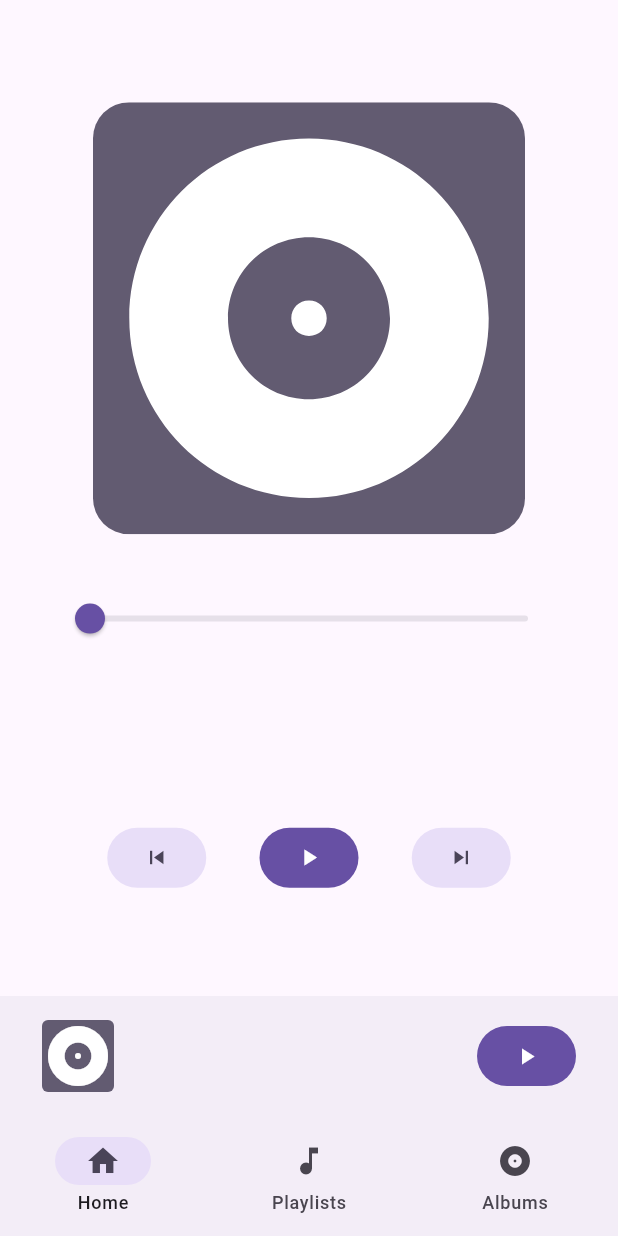
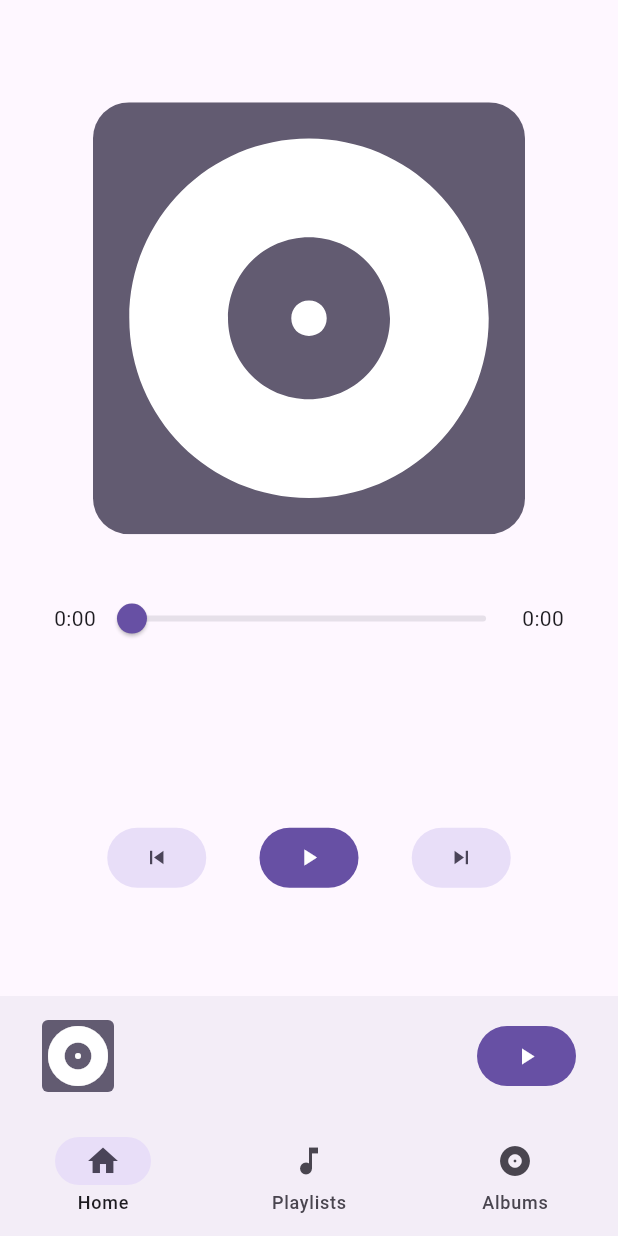
Before and after one commit to ulysg/k19-player, a Flutter app: the screen it shows after launch, on a phone screen of 412 x 824 dp. Run offline on Flutter 3.47's test engine with Material 3 defaults, Android fonts, the phone set to English and light mode, and no system bars; drawn by our look-alikes of dynamic_color; our stand-ins replace just_audio, just_audio_background.

Commit message:
Added cool number

```diff
--- a/lib/data/constants.dart
+++ b/lib/data/constants.dart
@@ -1,6 +1,6 @@
-const String urlServer = "https://demo.navidrome.org";
-const String userSubsonic = "demo";
-const String passwordSubsonic = "demo";
+const String urlServer = "https://music.ulys.ch";
+const String userSubsonic = "test";
+const String passwordSubsonic = "password123";
 const String saltSubsonic = "salt";
 const String versionSubsonic = "1.15.1";
 const String appnameSubsonic = "k19-player";
--- a/lib/main.dart
+++ b/lib/main.dart
@@ -50,18 +50,32 @@ class MainView extends StatelessWidget {
 
   @override
   Widget build(BuildContext context) {
-    return Scaffold(
-      body: const Player(),
+    return GestureDetector(
+      behavior: HitTestBehavior.opaque,
 
-      bottomNavigationBar: InkWell(
-        onTap: () {
+      onPanUpdate: (details) {
+        if (details.delta.dx > 0) {
           Scaffold.of(context).showBottomSheet((builder) {
             return const Player();
           });
-        },
+        }
+      },
 
-        child: const SmallPlayer(),
-      ),
+      child: Scaffold(
+        body: const Player(),
+
+        bottomNavigationBar: GestureDetector(
+          behavior: HitTestBehavior.opaque,
+
+          onTap: () {
+            Scaffold.of(context).showBottomSheet((builder) {
+              return const Player();
+            });
+          },
+
+          child: const SmallPlayer(),
+        ),
+      )
     );
   }
 }
--- a/lib/models/player_model.dart
+++ b/lib/models/player_model.dart
@@ -1,5 +1,3 @@
-import "dart:ffi";
-
 import "package:flutter/material.dart";
 import "package:just_audio/just_audio.dart";
 import "package:just_audio_background/just_audio_background.dart";
@@ -12,26 +10,27 @@ class PlayerModel extends ChangeNotifier {
   int position = 0;
   int duration = 0;
   MediaItem? mediaItem;
+  int playingIndex = -1;
+  int maxIndex = 0;
+
   static PlayerModel? _instance;
 
   static PlayerModel get instance => _instance ??= PlayerModel._();
 
   PlayerModel._() {
     player.playerStateStream.listen((state) {
-      if (playing != state.playing) {
-        playing = state.playing;
-        notifyListeners();
-      }
+      playing = state.playing && state.processingState == ProcessingState.ready;
+      notifyListeners();
     });
 
     player.positionStream.listen((event) {
-      duration = player.duration?.inSeconds ?? 100;
+      duration = player.duration?.inSeconds ?? 0;
       position = event.inSeconds;
       notifyListeners();
     });
 
     player.durationStream.listen((event) {
-      duration = event?.inSeconds ?? 100;
+      duration = event?.inSeconds ?? 0;
       notifyListeners();
     });
 
--- a/lib/widgets/player.dart
+++ b/lib/widgets/player.dart
@@ -1,6 +1,4 @@
 import "package:flutter/material.dart";
-import "package:just_audio/just_audio.dart";
-import "package:just_audio_background/just_audio_background.dart";
 import "package:k19_player/data/music.dart";
 import "package:k19_player/domain/entities/song.dart";
 import "package:k19_player/models/player_model.dart";
@@ -25,17 +23,7 @@ class Player extends StatelessWidget {
             height: 288,
           ),
 
-          Consumer<PlayerModel>(
-            builder: (context, playerModel, child) {
-              return Slider(
-                value: playerModel.position.toDouble(),
-                max: playerModel.duration.toDouble(),
-                onChanged: (i) {
-                  playerModel.seek(i.toInt());
-                },
-              );
-            }
-          ),
+          const MusicSlider(),
 
           Column(
             mainAxisAlignment: MainAxisAlignment.spaceEvenly,
@@ -103,3 +91,46 @@ class Player extends StatelessWidget {
     );
   }
 }
+
+class MusicSlider extends StatelessWidget {
+  const MusicSlider({
+    super.key,
+  });
+
+  @override
+  Widget build(BuildContext context) {
+    return Consumer<PlayerModel>(
+      builder: (context, playerModel, child) {
+        return Row(
+          children: [
+            Text(
+              secondsToString(playerModel.position)
+            ),
+
+            Expanded(
+              child: Slider(
+                value: playerModel.position.toDouble(),
+                max: playerModel.duration.toDouble(),
+                onChanged: (i) {
+                  playerModel.seek(i.toInt());
+                },
+              )
+            ),
+
+            Text(
+              secondsToString(playerModel.duration)
+            ),
+          ],
+        );
+      }
+    );
+  }
+
+  secondsToString(int seconds) {
+    Duration duration = Duration(seconds: seconds);
+    String m = duration.inMinutes.remainder(60).toString();
+    String s = duration.inSeconds.remainder(60).toString().padLeft(2, "0");
+
+    return "$m:$s";
+  }
+}
--- a/lib/widgets/small_player.dart
+++ b/lib/widgets/small_player.dart
@@ -22,9 +22,11 @@ class SmallPlayer extends StatelessWidget {
                 height: 48,
               ),
 
-              Column (
+              const SizedBox(width: 12),
+
+              Flexible(
+                child: Column (
                   mainAxisAlignment: MainAxisAlignment.spaceEvenly,
-                crossAxisAlignment: CrossAxisAlignment.start,
 
                   children: [
                     Consumer<PlayerModel>(
@@ -47,6 +49,9 @@ class SmallPlayer extends StatelessWidget {
                     )
                   ]
                 ),
+              ),
+
+              const SizedBox(width: 12),
 
               Consumer<PlayerModel>(
                 builder: (context, playerModel, child) {
```
Lines whose indentation alone changed are shown as unchanged.
